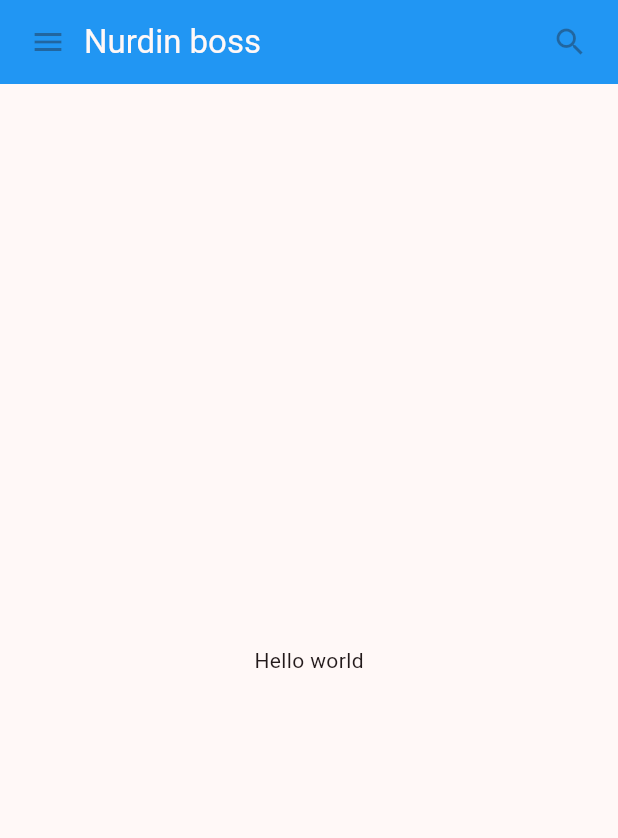
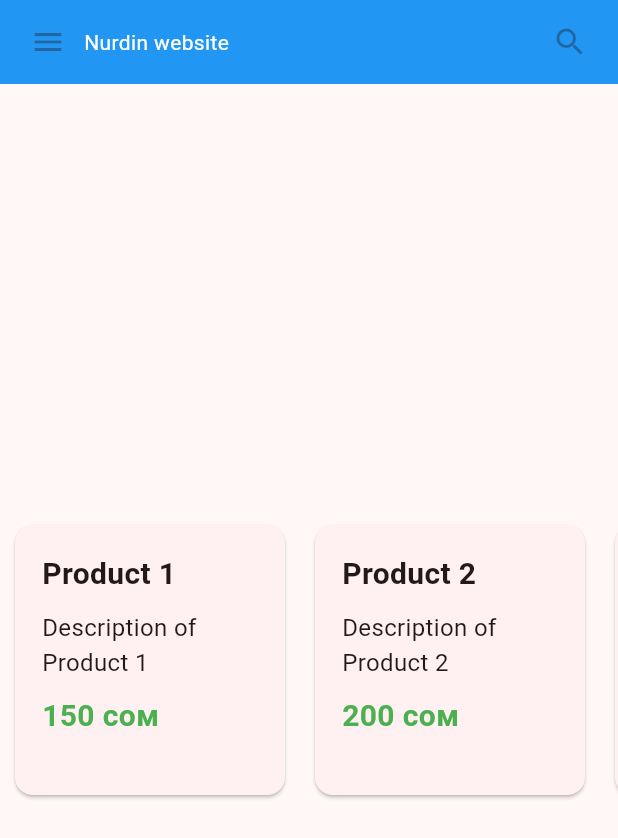
Before and after one commit to frokzy10/flutter-navigationBar, a Flutter app: the MyScaffold screen opened directly, on a phone screen of 412 x 824 dp. Shown: the top 838 px of the screen. Run offline on Flutter 3.47's test engine with Material 3 defaults, Android fonts, the phone set to English and light mode, and no system bars.

Commit message:
добавил каталог продуктов

```diff
--- a/lib/nurdin.dart
+++ b/lib/nurdin.dart
@@ -1,3 +1,5 @@
+import 'dart:ui';
+
 import 'package:flutter/cupertino.dart';
 import 'package:flutter/material.dart';
 
@@ -38,21 +40,96 @@ class MyScaffold extends StatelessWidget {
 
   @override
   Widget build(BuildContext context) {
-    return Material(
+    return const Scaffold(
+      body: SafeArea(
         child: Column(
           children: [
             MyAppBar(
               title: Text(
-              'Nurdin boss',
-              style: Theme.of(context).primaryTextTheme.titleLarge,
+                "Nurdin website",
+                style: TextStyle(color: Colors.white),
               ),
             ),
-          const Expanded(
-            child: Center(
-              child: Text("Hello world"),
+            Expanded(
+              child: SingleChildScrollView(
+                scrollDirection: Axis.horizontal,
+                child: Row(
+                  children: [
+                    ProductCard(
+                      title: "Product 1",
+                      description: "Description of Product 1",
+                      price: "150 сом",
                     ),
-          )
+                    ProductCard(
+                      title: "Product 2",
+                      description: "Description of Product 2",
+                      price: "200 сом",
+                    ),
+                    ProductCard(
+                      title: "Product 3",
+                      description: "Description of Product 3",
+                      price: "250 сом",
+                    ),
                   ],
+                ),
+              ),
+            ),
+          ],
+        ),
+      ),
+    );
+  }
+}
+
+
+class ProductCard extends StatelessWidget {
+  final String title;
+  final String description;
+  final String price;
+
+  const ProductCard({
+    required this.title,
+    required this.description,
+    required this.price,
+    super.key,
+  });
+
+  @override
+  Widget build(BuildContext context) {
+    return SizedBox(
+      width: 200,
+      height: 200,
+      child: Card(
+        margin: const EdgeInsets.all(10.0),
+        child: Padding(
+          padding: const EdgeInsets.all(18.0),
+          child: Column(
+            crossAxisAlignment: CrossAxisAlignment.start,
+            children: [
+              Text(
+                title,
+                style: const TextStyle(
+                  fontSize: 20,
+                  fontWeight: FontWeight.bold,
+                ),
+              ),
+              const SizedBox(height: 10),
+              Text(
+                description,
+                style: const TextStyle(fontSize: 16),
+              ),
+              const SizedBox(height: 10),
+              Text(
+                price,
+                style: const TextStyle(
+                  fontSize: 20,
+                  color: Colors.green,
+                  fontWeight: FontWeight.bold,
+                ),
+              ),
+            ],
+          ),
+        ),
       ),
     );
   }
@@ -60,9 +137,8 @@ class MyScaffold extends StatelessWidget {
 
 void main() {
   runApp(const MaterialApp(
-    title: "Mt app",
+      title: "My app",
       home: SafeArea(
         child: MyScaffold(),
-    )
-  ));
+      )));
 }
```
Lines whose indentation alone changed are shown as unchanged.
